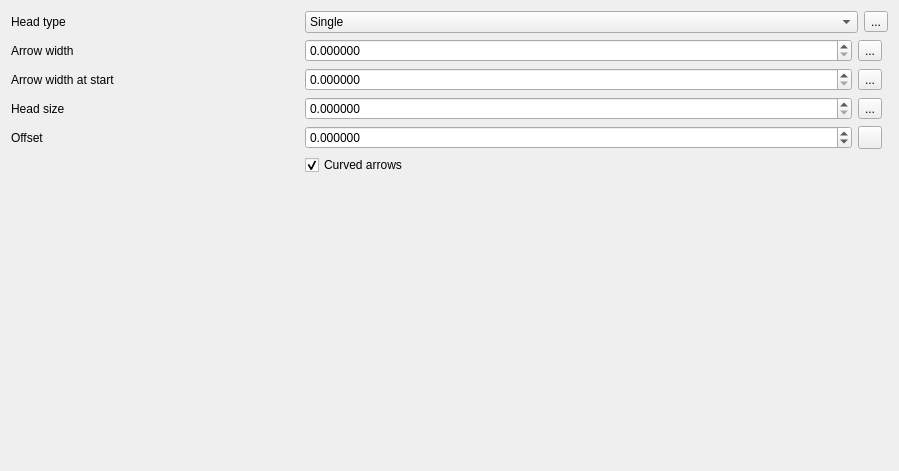
Old version of the form src/ui/symbollayer/qgsarrowsymbollayerwidgetbase.ui in the repository qgis/QGIS.
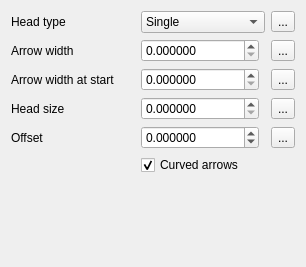
New version of the form. Custom widgets are drawn as their Qt base class.

What changed in the file:
```diff
--- a/src/ui/symbollayer/qgsarrowsymbollayerwidgetbase.ui
+++ b/src/ui/symbollayer/qgsarrowsymbollayerwidgetbase.ui
@@ -6,8 +6,8 @@
    <rect>
     <x>0</x>
     <y>0</y>
-    <width>899</width>
-    <height>471</height>
+    <width>306</width>
+    <height>267</height>
    </rect>
   </property>
   <property name="windowTitle">
@@ -17,23 +17,41 @@
    <string>&lt;html&gt;&lt;head/&gt;&lt;body&gt;&lt;p&gt;Symbols clip the geometry to the current canvas extent by default. This could result in undesired renderings for this kind of symbol layer. Make sure to check the corresponding &amp;quot;Clip features to canvas extent&amp;quot; advanced option of the symbol.&lt;/p&gt;&lt;/body&gt;&lt;/html&gt;</string>
   </property>
   <layout class="QGridLayout" name="gridLayout">
-   <item row="10" column="0">
-    <spacer name="verticalSpacer">
-     <property name="orientation">
-      <enum>Qt::Vertical</enum>
+   <item row="2" column="0">
+    <widget class="QLabel" name="label">
+     <property name="text">
+      <string>Arrow width at start</string>
      </property>
-     <property name="sizeHint" stdset="0">
-      <size>
-       <width>20</width>
-       <height>40</height>
-      </size>
+    </widget>
+   </item>
+   <item row="2" column="2">
+    <widget class="QgsDataDefinedButton" name="mArrowStartWidthDDBtn">
+     <property name="text">
+      <string>...</string>
      </property>
-    </spacer>
+    </widget>
    </item>
-   <item row="7" column="1" colspan="2">
-    <layout class="QHBoxLayout" name="horizontalLayout_7">
+   <item row="1" column="0">
+    <widget class="QLabel" name="label_8">
+     <property name="text">
+      <string>Arrow width</string>
+     </property>
+     <property name="alignment">
+      <set>Qt::AlignLeading|Qt::AlignLeft|Qt::AlignVCenter</set>
+     </property>
+    </widget>
+   </item>
+   <item row="4" column="2">
+    <widget class="QgsDataDefinedButton" name="mOffsetDDBtn">
+     <property name="text">
+      <string>...</string>
+     </property>
+    </widget>
+   </item>
+   <item row="1" column="1">
+    <layout class="QHBoxLayout" name="horizontalLayout_6">
      <item>
-      <widget class="QgsDoubleSpinBox" name="mHeadSizeSpin">
+      <widget class="QgsDoubleSpinBox" name="mArrowWidthSpin">
        <property name="sizePolicy">
         <sizepolicy hsizetype="Minimum" vsizetype="Fixed">
          <horstretch>1</horstretch>
@@ -55,18 +73,42 @@
       </widget>
      </item>
      <item>
-      <widget class="QgsDataDefinedButton" name="mHeadSizeDDBtn">
-       <property name="text">
-        <string>...</string>
-       </property>
-      </widget>
-     </item>
-     <item>
-      <widget class="QgsUnitSelectionWidget" name="mHeadSizeUnitWidget" native="true"/>
+      <widget class="QgsUnitSelectionWidget" name="mArrowWidthUnitWidget" native="true"/>
      </item>
     </layout>
    </item>
-   <item row="9" column="1" colspan="2">
+   <item row="3" column="2">
+    <widget class="QgsDataDefinedButton" name="mHeadSizeDDBtn">
+     <property name="text">
+      <string>...</string>
+     </property>
+    </widget>
+   </item>
+   <item row="4" column="0">
+    <widget class="QLabel" name="label_6">
+     <property name="text">
+      <string>Offset</string>
+     </property>
+     <property name="alignment">
+      <set>Qt::AlignLeading|Qt::AlignLeft|Qt::AlignVCenter</set>
+     </property>
+    </widget>
+   </item>
+   <item row="0" column="0">
+    <widget class="QLabel" name="label_10">
+     <property name="text">
+      <string>Head type</string>
+     </property>
+    </widget>
+   </item>
+   <item row="0" column="2">
+    <widget class="QgsDataDefinedButton" name="mHeadTypeDDBtn">
+     <property name="text">
+      <string>...</string>
+     </property>
+    </widget>
+   </item>
+   <item row="5" column="1">
     <widget class="QCheckBox" name="mCurvedArrowChck">
      <property name="text">
       <string>Curved arrows</string>
@@ -79,7 +121,17 @@
      </property>
     </widget>
    </item>
-   <item row="8" column="1" colspan="2">
+   <item row="3" column="0">
+    <widget class="QLabel" name="label_9">
+     <property name="text">
+      <string>Head size</string>
+     </property>
+     <property name="alignment">
+      <set>Qt::AlignLeading|Qt::AlignLeft|Qt::AlignVCenter</set>
+     </property>
+    </widget>
+   </item>
+   <item row="4" column="1">
     <layout class="QHBoxLayout" name="horizontalLayout">
      <item>
       <widget class="QgsDoubleSpinBox" name="mOffsetSpin">
@@ -103,13 +155,6 @@
        </property>
       </widget>
      </item>
-     <item>
-      <widget class="QgsDataDefinedButton" name="mOffsetDDBtn">
-       <property name="text">
-        <string/>
-       </property>
-      </widget>
-     </item>
      <item>
       <widget class="QgsUnitSelectionWidget" name="mOffsetUnitWidget" native="true">
        <property name="focusPolicy">
@@ -119,17 +164,20 @@
      </item>
     </layout>
    </item>
-   <item row="7" column="0">
-    <widget class="QLabel" name="label_9">
-     <property name="text">
-      <string>Head size</string>
+   <item row="6" column="0">
+    <spacer name="verticalSpacer">
+     <property name="orientation">
+      <enum>Qt::Vertical</enum>
      </property>
-     <property name="alignment">
-      <set>Qt::AlignLeading|Qt::AlignLeft|Qt::AlignVCenter</set>
+     <property name="sizeHint" stdset="0">
+      <size>
+       <width>20</width>
+       <height>40</height>
+      </size>
      </property>
-    </widget>
+    </spacer>
    </item>
-   <item row="5" column="1" colspan="2">
+   <item row="2" column="1">
     <layout class="QHBoxLayout" name="horizontalLayout_9">
      <item>
       <widget class="QgsDoubleSpinBox" name="mArrowStartWidthSpin">
@@ -153,19 +201,48 @@
        </property>
       </widget>
      </item>
-     <item>
-      <widget class="QgsDataDefinedButton" name="mArrowStartWidthDDBtn">
-       <property name="text">
-        <string>...</string>
-       </property>
-      </widget>
-     </item>
      <item>
       <widget class="QgsUnitSelectionWidget" name="mArrowStartWidthUnitWidget" native="true"/>
      </item>
     </layout>
    </item>
-   <item row="0" column="1" colspan="2">
+   <item row="1" column="2">
+    <widget class="QgsDataDefinedButton" name="mArrowWidthDDBtn">
+     <property name="text">
+      <string>...</string>
+     </property>
+    </widget>
+   </item>
+   <item row="3" column="1">
+    <layout class="QHBoxLayout" name="horizontalLayout_7">
+     <item>
+      <widget class="QgsDoubleSpinBox" name="mHeadSizeSpin">
+       <property name="sizePolicy">
+        <sizepolicy hsizetype="Minimum" vsizetype="Fixed">
+         <horstretch>1</horstretch>
+         <verstretch>0</verstretch>
+        </sizepolicy>
+       </property>
+       <property name="decimals">
+        <number>6</number>
+       </property>
+       <property name="maximum">
+        <double>999999999.999999046325684</double>
+       </property>
+       <property name="singleStep">
+        <double>0.200000000000000</double>
+       </property>
+       <property name="showClearButton" stdset="0">
+        <bool>false</bool>
+       </property>
+      </widget>
+     </item>
+     <item>
+      <widget class="QgsUnitSelectionWidget" name="mHeadSizeUnitWidget" native="true"/>
+     </item>
+    </layout>
+   </item>
+   <item row="0" column="1">
     <layout class="QHBoxLayout" name="horizontalLayout_8">
      <item>
       <widget class="QComboBox" name="mHeadTypeCombo">
@@ -186,83 +263,6 @@
        </item>
       </widget>
      </item>
-     <item>
-      <widget class="QgsDataDefinedButton" name="mHeadTypeDDBtn">
-       <property name="text">
-        <string>...</string>
-       </property>
-      </widget>
-     </item>
-    </layout>
-   </item>
-   <item row="8" column="0">
-    <widget class="QLabel" name="label_6">
-     <property name="text">
-      <string>Offset</string>
-     </property>
-     <property name="alignment">
-      <set>Qt::AlignLeading|Qt::AlignLeft|Qt::AlignVCenter</set>
-     </property>
-    </widget>
-   </item>
-   <item row="5" column="0">
-    <widget class="QLabel" name="label">
-     <property name="text">
-      <string>Arrow width at start</string>
-     </property>
-    </widget>
-   </item>
-   <item row="0" column="0">
-    <widget class="QLabel" name="label_10">
-     <property name="text">
-      <string>Head type</string>
-     </property>
-    </widget>
-   </item>
-   <item row="4" column="0">
-    <widget class="QLabel" name="label_8">
-     <property name="text">
-      <string>Arrow width</string>
-     </property>
-     <property name="alignment">
-      <set>Qt::AlignLeading|Qt::AlignLeft|Qt::AlignVCenter</set>
-     </property>
-    </widget>
-   </item>
-   <item row="4" column="1" colspan="2">
-    <layout class="QHBoxLayout" name="horizontalLayout_6">
-     <item>
-      <widget class="QgsDoubleSpinBox" name="mArrowWidthSpin">
-       <property name="sizePolicy">
-        <sizepolicy hsizetype="Minimum" vsizetype="Fixed">
-         <horstretch>1</horstretch>
-         <verstretch>0</verstretch>
-        </sizepolicy>
-       </property>
-       <property name="decimals">
-        <number>6</number>
-       </property>
-       <property name="maximum">
-        <double>999999999.999999046325684</double>
-       </property>
-       <property name="singleStep">
-        <double>0.200000000000000</double>
-       </property>
-       <property name="showClearButton" stdset="0">
-        <bool>false</bool>
-       </property>
-      </widget>
-     </item>
-     <item>
-      <widget class="QgsDataDefinedButton" name="mArrowWidthDDBtn">
-       <property name="text">
-        <string>...</string>
-       </property>
-      </widget>
-     </item>
-     <item>
-      <widget class="QgsUnitSelectionWidget" name="mArrowWidthUnitWidget" native="true"/>
-     </item>
     </layout>
    </item>
   </layout>
```
Left out of the diff: 1 changed line with no effect on the pictures.
